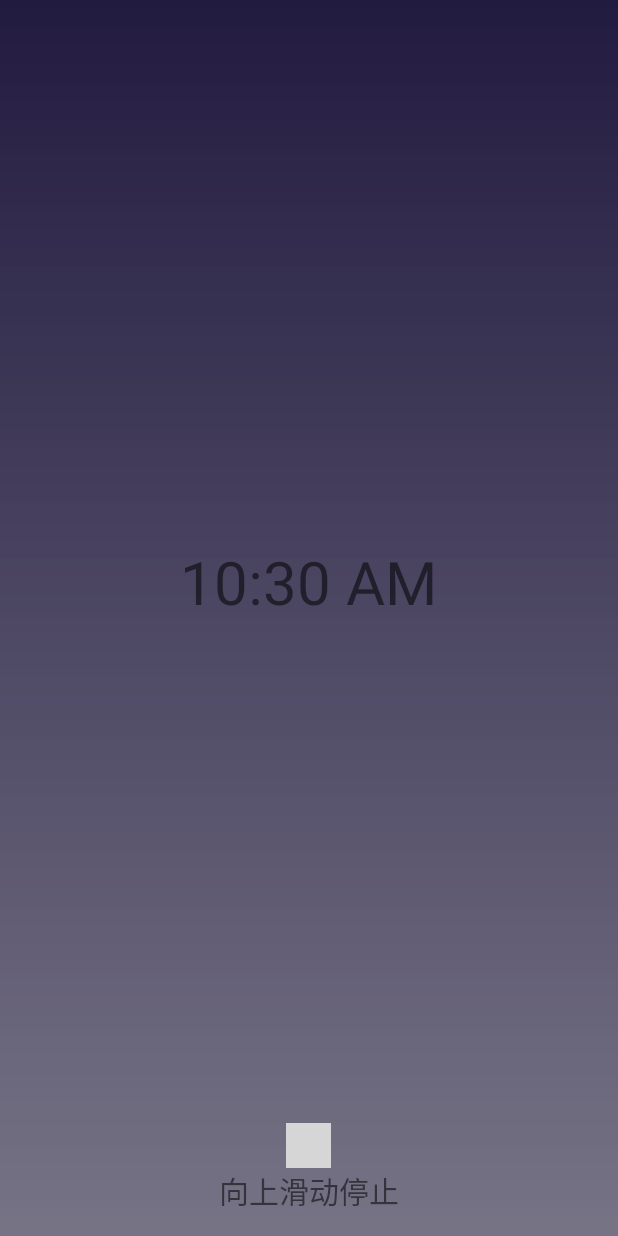
After one commit to CXCup/SleepHealth, an Android app: the layout close_alarm.xml on its own in the app's theme, with its tools: preview values and no code run, on a phone screen of 412 x 824 dp. The commit adds this screen. Run offline under Robolectric (Android 15) with nearby library versions, the phone set to English and light mode, and no system bars; grey boxes are pictures that could not be loaded.

Commit message:
开始与结束，有待完善

```diff
--- a/app/src/main/AndroidManifest.xml
+++ b/app/src/main/AndroidManifest.xml
@@ -21,6 +21,9 @@
 
         </activity>
         <activity android:name=".mine.ChartActivity"/>
+        <activity android:name=".main.CloseAlarmActivity"/>
+
+        <service android:name=".main.SleepTimeService"/>
     </application>
 
 </manifest>
--- /dev/null
+++ b/app/src/main/res/drawable/stop_back.xml
@@ -0,0 +1,6 @@
+<?xml version="1.0" encoding="utf-8"?>
+<shape xmlns:android="http://schemas.android.com/apk/res/android">
+    <gradient android:startColor="#221b40"
+        android:endColor="#ea6b677b"
+        android:angle="270"/>
+</shape>
--- /dev/null
+++ b/app/src/main/res/layout/close_alarm.xml
@@ -0,0 +1,49 @@
+<?xml version="1.0" encoding="utf-8"?>
+<RelativeLayout xmlns:android="http://schemas.android.com/apk/res/android"
+    android:orientation="vertical"
+    android:layout_width="match_parent"
+    android:layout_height="match_parent"
+    android:background="@drawable/stop_back"
+    android:id="@+id/c_r">
+
+    <LinearLayout
+        android:id="@+id/c_l1"
+        android:layout_width="match_parent"
+        android:layout_height="wrap_content"
+        android:layout_centerVertical="true"
+        android:orientation="vertical">
+
+        <DigitalClock
+            android:layout_width="wrap_content"
+            android:layout_height="wrap_content"
+            android:layout_gravity="center_horizontal"
+            android:textSize="40sp"
+            android:id="@+id/show_time"/>
+        <TextView
+            android:id="@+id/c_alarm_text"
+            android:layout_width="wrap_content"
+            android:layout_height="wrap_content"
+            android:layout_gravity="center_horizontal"
+            android:layout_marginTop="15dp"
+            android:textSize="24sp"/>
+    </LinearLayout>
+    <LinearLayout
+        android:id="@+id/c_l2"
+        android:layout_width="match_parent"
+        android:layout_height="wrap_content"
+        android:layout_alignParentBottom="true"
+        android:layout_marginBottom="15dp"
+        android:orientation="vertical">
+        <ImageView
+            android:layout_width="30dp"
+            android:layout_height="30dp"
+            android:layout_gravity="center_horizontal"
+            android:src="@mipmap/up"/>
+        <TextView
+            android:layout_width="wrap_content"
+            android:layout_height="wrap_content"
+            android:layout_gravity="center_horizontal"
+            android:textSize="20sp"
+            android:text="向上滑动停止"/>
+    </LinearLayout>
+</RelativeLayout>
```
Also changed, not shown: app/src/main/java/com/whx/sleephealth/main/CloseAlarmActivity.java (added, +247 -0 lines), app/src/main/java/com/whx/sleephealth/main/MainFragment.java (+26 -26 lines), app/src/main/java/com/whx/sleephealth/main/SleepTimeService.java (+15 -0 lines).
